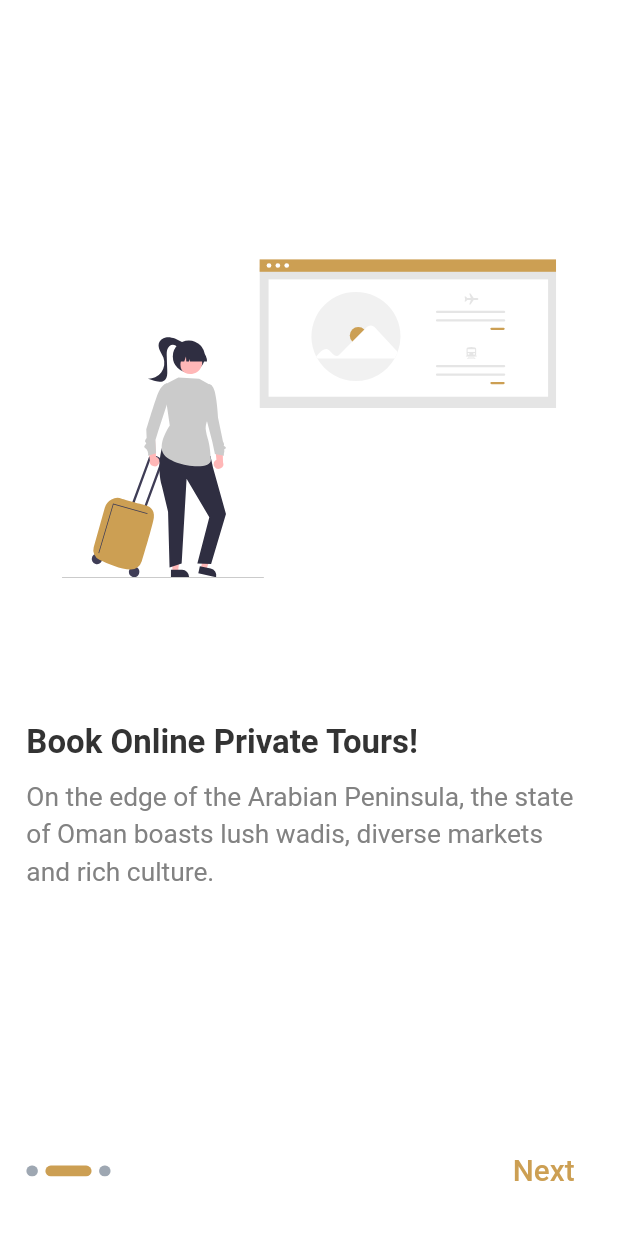
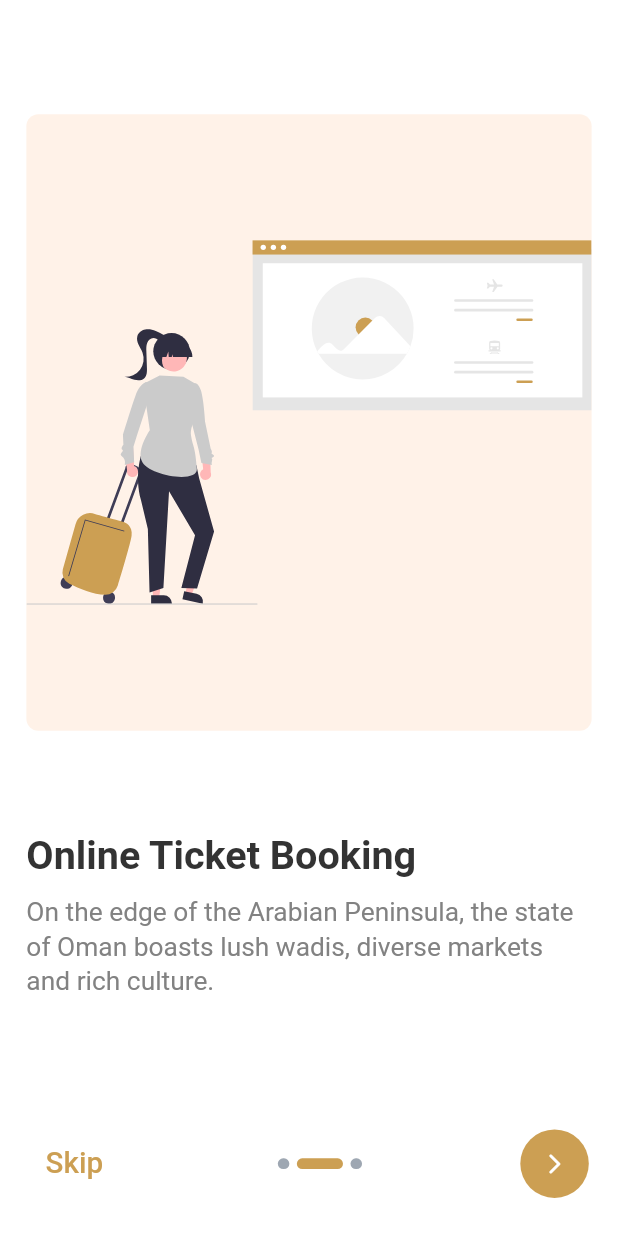
Before and after one commit to mouni-eng/muscatnature, a Flutter app: the screen it shows after launch, swiped to page 2, on a phone screen of 412 x 824 dp. Run offline on Flutter 3.47's test engine with Material 2 defaults, Android fonts, the phone set to English and light mode, and no system bars; drawn by our look-alikes of smooth_page_indicator; our stand-ins replace cached_network_image, flutter_bloc, flutter_map, flutter_svg, geolocator, google_fonts and 4 more; missing offline and left inert: flutter_portal, positioned_tap_detector_2.

Commit message:
2nd onBoarding try

```diff
--- a/lib/view_models/onBoarding_cubit/cubit.dart
+++ b/lib/view_models/onBoarding_cubit/cubit.dart
@@ -21,19 +21,19 @@ class OnBoardingCubit extends Cubit<OnBoardingStates> {
 
   List<OnBoardingModel> onBoardingList = [
     OnBoardingModel(
-      title: "Welcome to Muscat Nature",
+      title: "Muscat Nature",
       image: "assets/img/welcome.svg",
       subTitle:
           "Muscat Nature is a domestic, inbound tour company, located in Muscat, Oman, established in 2007 .",
     ),
     OnBoardingModel(
-      title: "Book Online Private Tours!",
+      title: "Online Ticket Booking",
       image: "assets/img/trip.svg",
       subTitle:
           "On the edge of the Arabian Peninsula, the state of Oman boasts lush wadis, diverse markets and rich culture.",
     ),
     OnBoardingModel(
-      title: "Book Your Professional Driver!",
+      title: "Book Your Driver!",
       image: "assets/img/driver.svg",
       subTitle:
           "Start your Oman vacation with confidence and free of stress knowing that a private driver will be waiting for you.",
--- a/lib/views/components/components/custom_button.dart
+++ b/lib/views/components/components/custom_button.dart
@@ -31,7 +31,8 @@ class CustomButton extends StatelessWidget {
     this.svgLeadingIcon,
     this.showLoader = false,
     this.btnHeight = 48,
-    this.enabled = true, this.fontWeight,
+    this.enabled = true,
+    this.fontWeight,
   }) : super(key: key);
 
   @override
@@ -96,3 +97,38 @@ class CustomButton extends StatelessWidget {
     ));
   }
 }
+
+class CustomNextButton extends StatelessWidget {
+  const CustomNextButton({Key? key, this.background, required this.function})
+      : super(key: key);
+
+  final Color? background;
+  final void Function() function;
+
+  @override
+  Widget build(BuildContext context) {
+    return RentXWidget(builder: (rentxcontext) {
+      var bgColor = rentxcontext.theme.customTheme;
+      return Container(
+        width: width(45),
+        height: height(45),
+        decoration: BoxDecoration(
+          shape: BoxShape.circle,
+          color: background ?? bgColor.secondary,
+        ),
+        child: MaterialButton(
+          padding: EdgeInsets.zero,
+          materialTapTargetSize: MaterialTapTargetSize.shrinkWrap,
+          onPressed: function,
+          child: Center(
+            child: Icon(
+              Icons.arrow_forward_ios_rounded,
+              color: bgColor.onPrimary,
+              size: 16,
+            ),
+          ),
+        ),
+      );
+    });
+  }
+}
--- a/lib/views/components/components/onBoarding_widget.dart
+++ b/lib/views/components/components/onBoarding_widget.dart
@@ -20,20 +20,26 @@ class OnBoardingBuilder extends StatelessWidget {
         crossAxisAlignment: CrossAxisAlignment.start,
         children: [
           SizedBox(
-            height: height(100),
+            height: height(50),
           ),
           Center(
-            child: SvgPicture.asset(
-              model.image!,
-              width: width(300),
-              height: height(300),
+            child: Container(
+              decoration: BoxDecoration(
+                borderRadius: BorderRadius.circular(8),
+                color: const Color(0xFFFFF2E8),
+              ),
+              child: SvgPicture.asset(
+                model.image!,
+                width: width(350),
+                height: height(405),
+              ),
             ),
           ),
           SizedBox(
-            height: height(50),
+            height: height(67),
           ),
           CustomText(
-            fontSize: width(20),
+            fontSize: width(24),
             text: model.title!,
             fontWeight: FontWeight.w600,
             color: rentxcontext.theme.customTheme.headline,
@@ -43,8 +49,8 @@ class OnBoardingBuilder extends StatelessWidget {
           ),
           CustomText(
             fontSize: width(16),
-            maxlines: 5,
-            height: 1.4,
+            maxlines: 3,
+            height: 1.3,
             text: model.subTitle!,
             color: rentxcontext.theme.customTheme.headline3,
           ),
--- a/lib/views/starting_screens/onBoarding_screen.dart
+++ b/lib/views/starting_screens/onBoarding_screen.dart
@@ -47,6 +47,20 @@ class OnBoardingScreen extends StatelessWidget {
                         Row(
                           mainAxisAlignment: MainAxisAlignment.spaceBetween,
                           children: [
+                            TextButton(
+                                onPressed: () {
+                                  cubit.onNextStep();
+                                },
+                                style: TextButton.styleFrom(
+                                  padding: EdgeInsets.zero,
+                                  tapTargetSize:
+                                      MaterialTapTargetSize.shrinkWrap,
+                                ),
+                                child: CustomText(
+                                  fontSize: width(18),
+                                  color: color.secondary,
+                                  text: "Skip",
+                                )),
                             SmoothPageIndicator(
                               controller: cubit.controller,
                               count: 3,
@@ -60,27 +74,18 @@ class OnBoardingScreen extends StatelessWidget {
                               ),
                             ),
                             if (cubit.index != 2)
-                              TextButton(
-                                  onPressed: () {
-                                    cubit.onNextStep();
-                                  },
-                                  style: TextButton.styleFrom(
-                                    padding: EdgeInsets.zero,
-                                    tapTargetSize:
-                                        MaterialTapTargetSize.shrinkWrap,
-                                  ),
-                                  child: CustomText(
-                                    fontSize: width(18),
-                                    color: color.secondary,
-                                    text: "Next",
-                                  )),
+                              CustomNextButton(
+                                function: () {
+                                  cubit.onNextStep();
+                                },
+                              ),
                             if (cubit.index == 2)
                               CustomButton(
-                                btnHeight: height(40),
-                                btnWidth: width(150),
-                                fontSize: width(18),
+                                btnHeight: height(50),
+                                btnWidth: width(86),
+                                fontSize: width(15),
                                 background: color.secondary,
-                                radius: 8,
+                                radius: 5,
                                 fontWeight: FontWeight.w400,
                                 function: () {
                                   if (cubit.index != 2) {
@@ -90,7 +95,7 @@ class OnBoardingScreen extends StatelessWidget {
 
                                   }
                                 },
-                                text: "Get started",
+                                text: "GO!",
                               ),
                           ],
                         )
```
